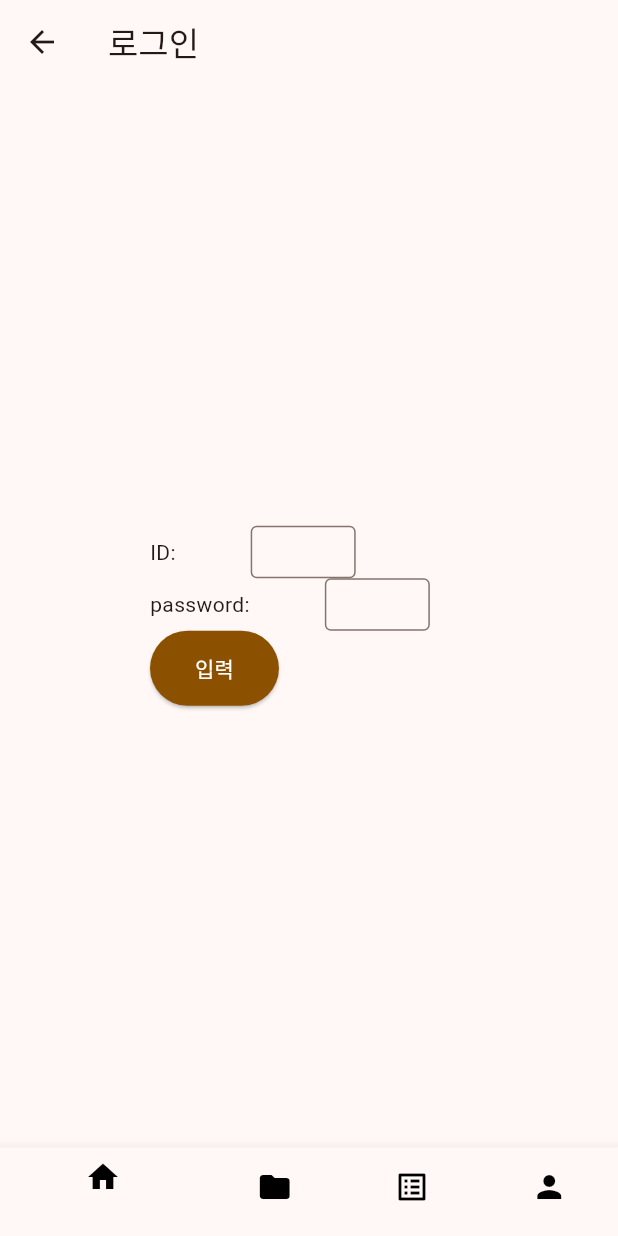
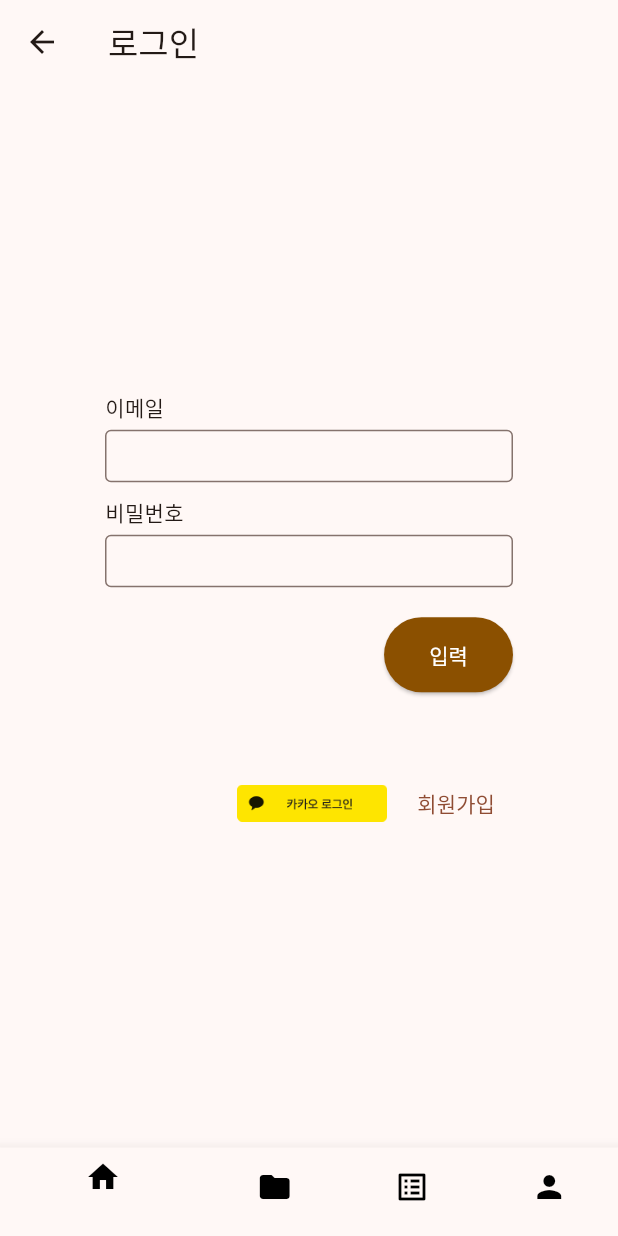
Before and after one commit to SnowMate318/JongSul, a Flutter app: the LoginScreen screen opened by its route, on a phone screen of 412 x 824 dp. Run offline on Flutter 3.47's test engine with Material 3 defaults, Android fonts, the phone set to English and light mode, and no system bars; our stand-ins replace carousel_slider, flutter_expandable_fab, flutter_spinkit, get, shared_preferences; missing offline and left inert: ntp; accounts and stored records are empty; network calls fail.

Commit message:
feat: 로그인, 회원가입 데이터 연결
로그인, 회원가입 데이터를 연결했습니다

```diff
--- a/lib/screen/0_preliminary_screen/login_screen.dart
+++ b/lib/screen/0_preliminary_screen/login_screen.dart
@@ -1,5 +1,13 @@
+import 'package:flutter/cupertino.dart';
 import 'package:flutter/material.dart';
+import 'package:flutter/widgets.dart';
+import 'package:jongsul/models/user/service_user.dart';
+import 'package:jongsul/models/user/user_data.dart';
+import 'package:jongsul/screen/0_preliminary_screen/sign_up.dart';
+import 'package:jongsul/screen/1_main_screen/home_screen.dart';
 import 'package:jongsul/screen/widget/menu_bar.dart';
+import 'package:shared_preferences/shared_preferences.dart';
+import 'package:get/get.dart';
 
 class LoginScreen extends StatefulWidget {
   const LoginScreen({super.key});
@@ -9,34 +17,68 @@ class LoginScreen extends StatefulWidget {
 }
 
 class _LoginScreenState extends State<LoginScreen> {
-  String idInputText='';
-  String passwordInputText='';
+  ServiceUser testUser = ServiceUser.init();
+  SharedPreferences? prefs;
+
+  @override
+  void initState() {
+    super.initState();
+    initPrefs();
+  }
+
+  Future<void> initPrefs() async {
+    prefs = await SharedPreferences.getInstance();
+    setState(() {});
+  }
+
+  void testUserlogin(String email, String password) async {
+    var newUser = await loginRetUser(email, password);
+    setState(() {
+      testUser = newUser;
+    });
+  }
+
+  void handleKakaoLogin() async {
+    var newUser = await signUpForKakao();
+    setState(() {
+      testUser = newUser;
+    });
+  }
+
+  String idInputText = '';
+  String passwordInputText = '';
   TextEditingController idController = TextEditingController();
   TextEditingController passwordController = TextEditingController();
 
   @override
   Widget build(BuildContext context) {
+    if (prefs == null) {
+      return Scaffold(
+        body: Center(child: CircularProgressIndicator()),
+      );
+    }
+
     return Scaffold(
       appBar: AppBar(title: Text('로그인')), //앱바 설정 앱바 텍스트는 text변수에 저장된 "JongSul"
       bottomNavigationBar: DownMenuBar(),
       body: SafeArea(
         child: Padding(
-          padding: EdgeInsets.only(left: 100),
+          padding: EdgeInsets.only(left: 70, right: 70),
+          child: Center(
             child: Column(
               mainAxisAlignment: MainAxisAlignment.center,
-            crossAxisAlignment: CrossAxisAlignment.end,
+              crossAxisAlignment: CrossAxisAlignment.start,
               children: [
-              Row(
-                children: [
-                  Text('ID:'),
+                //_buildPrintUser(testUser, prefs!),
+                Text('이메일'),
                 SizedBox(
-                    width: 50,
+                  height: 5,
                 ),
                 Container(
-                    width: 70,
+                  //width: 70,
                   height: 35,
-                    child: TextField(
-                      maxLength: 16,
+                  child: TextFormField(
+                    maxLength: 30,
                     controller: idController,
                     textAlignVertical: TextAlignVertical.top,
                     textAlign: TextAlign.center,
@@ -45,21 +87,30 @@ class _LoginScreenState extends State<LoginScreen> {
                       labelStyle: TextStyle(color: Color(0xFF8B5000)),
                       counterText: '', //글자수 제한 표시 없앰
                     ),
+                    validator: (value) {
+                      // 이메일 형식 체크 (xxxx@xxx.com) -> 이런 형태가 안나오면 에러
+                      Pattern pattern =
+                          r'^(([^<>()[\]\\.,;:\s@\"]+(\.[^<>()[\]\\.,;:\s@\"]+)*)|(\".+\"))@((\[[0-9]{1,3}\.[0-9]{1,3}\.[0-9]{1,3}\.[0-9]{1,3}\])|(([a-zA-Z\-0-9]+\.)+[a-zA-Z]{2,}))$';
+                      RegExp regex = new RegExp(pattern.toString());
+                      if (!regex.hasMatch(value!))
+                        return 'Enter Valid Email';
+                      else
+                        return null;
+                    },
                   ),
                 ),
-                ],
+                SizedBox(
+                  height: 10,
                 ),
-              Row(
-                children: [
-                  Text('password:'),
+                Text('비밀번호'),
                 SizedBox(
-                    width: 50,
+                  height: 5,
                 ),
                 Container(
-                    width: 70,
+                  //width: 70,
                   height: 35,
-                    child: TextField(
-                      obscureText: true,
+                  child: TextFormField(
+                    //obscureText: true,
                     maxLength: 16,
                     controller: passwordController,
                     textAlignVertical: TextAlignVertical.top,
@@ -69,41 +120,72 @@ class _LoginScreenState extends State<LoginScreen> {
                       labelStyle: TextStyle(color: Color(0xFF8B5000)),
                       counterText: '', //글자수 제한 표시 없앰
                     ),
+                    validator: (value) {
+                      //비밀번호 형식 체크 (1자리 이상) -> 이런 형태가 안나오면 에러
+                      if (value!.isEmpty) {
+                        return 'Please enter password';
+                      }
+                      return null;
+                    },
                   ),
                 ),
-                ],
+                SizedBox(
+                  height: 20,
                 ),
                 Row(
+                  mainAxisAlignment: MainAxisAlignment.end,
                   children: [
                     ElevatedButton(
                         //icon: Icon(Icons.download, size: 18),
-                    child: Text("입력", style: TextStyle(
+                        child: Text("입력",
+                            style: TextStyle(
                                 color: Colors.white,
-                      fontSize: 14, fontWeight: FontWeight.normal)
-                    ),
-                    onPressed: () {
+                                fontSize: 14,
+                                fontWeight: FontWeight.normal)),
+                        onPressed: () async {
                           setState(() {
-                        idInputText = idController.text;
-                        passwordInputText = passwordController.text;
-                        debugPrint(idInputText);
-                        debugPrint(passwordInputText);
-
+                            testUserlogin(
+                                idController.text, passwordController.text);
                           });
+                          if(prefs!=null){
+                          Get.to(HomeScreen());}
                         },
                         style: ElevatedButton.styleFrom(
-
                           backgroundColor: Color(0XFF8B5000),
-                        padding:
-                            EdgeInsets.symmetric(horizontal: 30, vertical: 15),
-                    )
+                          padding: EdgeInsets.symmetric(
+                              horizontal: 30, vertical: 15),
+                        )),
+                  ],
                 ),
-                  const SizedBox(width: 200),
+                SizedBox(height: 50),
+                Row(
+                  mainAxisAlignment: MainAxisAlignment.end,
+                  children: [
+                    IconButton(
+                      onPressed: handleKakaoLogin,
+                      icon: Image.asset(
+                        'assets/images/kakao_login_medium_narrow.png',
+                        width: 100.0,
+                        // fit: BoxFit.cover,
+                      ),
+                    ),
+                    TextButton(onPressed: () {Get.to(SignUpScreen());}, child: Text('회원가입')),
                   ],
                 ),
               ],
             ),
           ),
         ),
+      ),
+    );
+  }
+
+  Widget _buildPrintUser(ServiceUser user, SharedPreferences prefs) {
+    return Column(
+      children: [
+        Text('prefs access_token: ${prefs.getString('access_token')}'),
+        Text('prefs refresh_token: ${prefs.getString('refresh_token')}'),
+      ],
     );
   }
 }
--- a/pubspec.yaml
+++ b/pubspec.yaml
@@ -63,7 +63,8 @@ flutter:
   # included with your application, so that you can use the icons in
   # the material Icons class.
   uses-material-design: true
-
+  assets:
+    - assets/images/kakao_login_medium_narrow.png
   # To add assets to your application, add an assets section, like this:
   # assets:
   #   - images/a_dot_burr.jpeg
```
Also changed, not shown: lib/screen/0_preliminary_screen/sign_up.dart (added, +222 -0 lines), assets/images/kakao_login_medium_narrow.png (added). Lines whose indentation alone changed are shown as unchanged.
